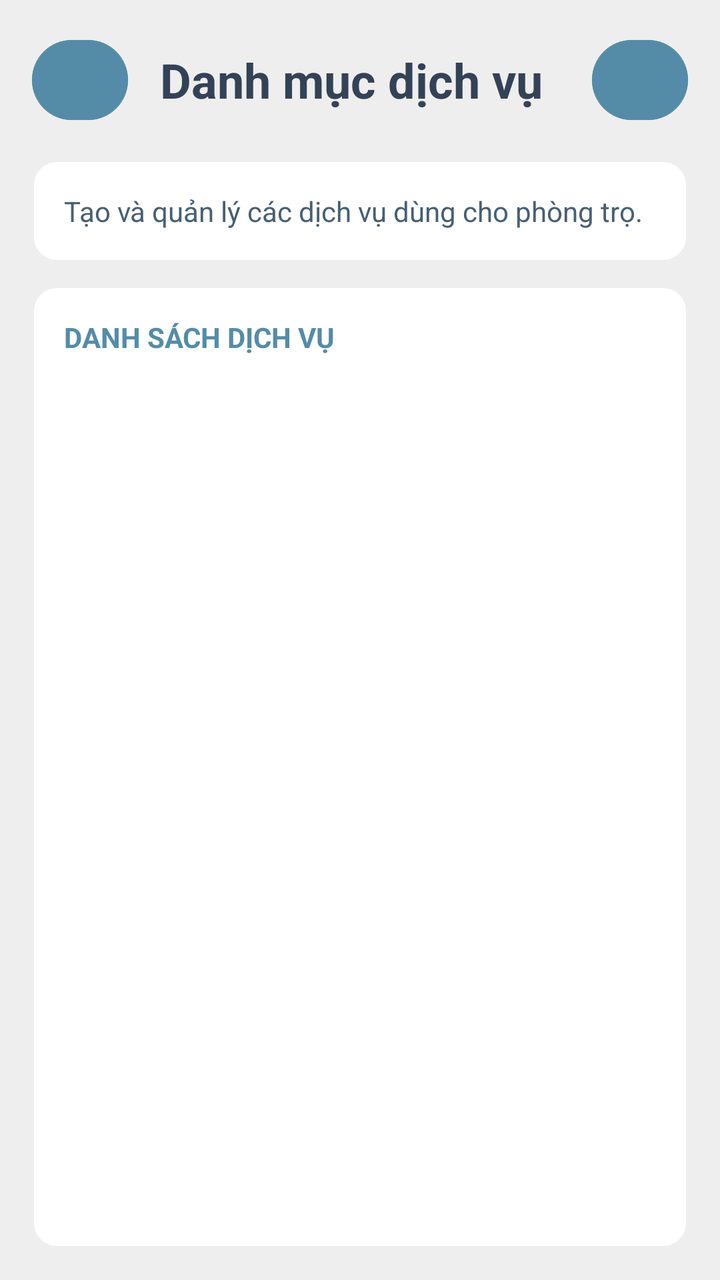
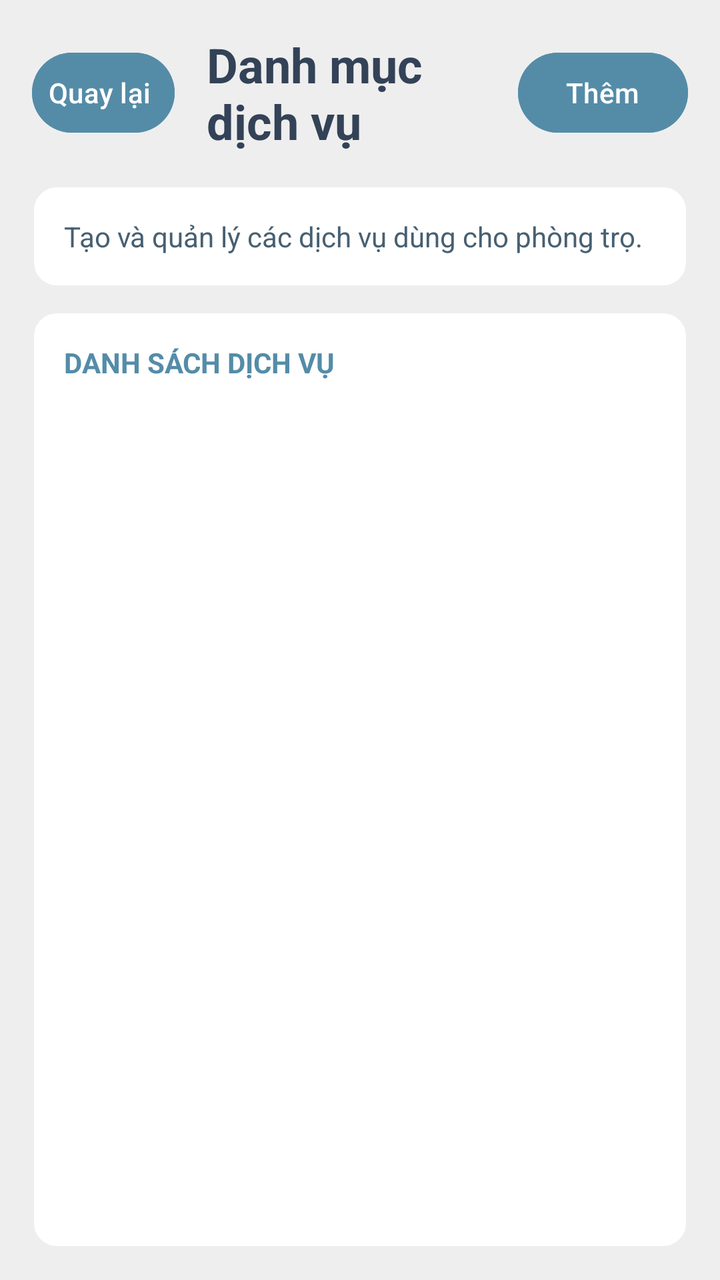

Compare the two renders of this Android layout. The source of the first and the diff that turns it into the second are given below.
<!-- AndroidManifest.xml: application theme Theme.Rentaly_Management -->
<!-- res/layout/fragment_service_catalog.xml -->
<?xml version="1.0" encoding="utf-8"?>
<LinearLayout xmlns:android="http://schemas.android.com/apk/res/android" android:layout_width="match_parent" android:layout_height="match_parent" android:orientation="vertical" android:padding="16dp" android:background="@color/background">
    <LinearLayout android:layout_width="match_parent" android:layout_height="wrap_content" android:gravity="center_vertical">
        <Button android:id="@+id/service_catalog_back" android:layout_width="48dp" android:layout_height="48dp" android:backgroundTint="@color/primary" android:contentDescription="Quay lại" android:drawableStart="@drawable/back_icon" android:gravity="center" android:minWidth="0dp" android:minHeight="0dp" android:padding="8dp" android:stateListAnimator="@null" android:text="" />
        <TextView android:layout_width="0dp" android:layout_height="wrap_content" android:layout_weight="1" android:layout_marginStart="16dp" android:text="Danh mục dịch vụ" android:textColor="@color/dark_navy" android:textSize="24sp" android:textStyle="bold" />
        <Button android:id="@+id/service_add" android:layout_width="48dp" android:layout_height="48dp" android:backgroundTint="@color/primary" android:contentDescription="Thêm dịch vụ" android:minWidth="0dp" android:minHeight="0dp" android:text="+" android:textColor="@color/white" android:textSize="20sp" />
    </LinearLayout>
    <TextView android:layout_width="match_parent" android:layout_height="wrap_content" android:layout_marginTop="16dp" android:background="@drawable/user_detail_card" android:padding="16dp" android:text="Tạo và quản lý các dịch vụ dùng cho phòng trọ." android:textColor="@color/secondary" android:textSize="14sp" />
    <LinearLayout android:layout_width="match_parent" android:layout_height="0dp" android:layout_weight="1" android:layout_marginTop="12dp" android:background="@drawable/user_detail_card" android:orientation="vertical" android:padding="16dp">
        <TextView android:layout_width="match_parent" android:layout_height="wrap_content" android:text="DANH SÁCH DỊCH VỤ" android:textColor="@color/primary" android:textSize="14sp" android:textStyle="bold" />
        <ProgressBar android:id="@+id/service_loading" android:layout_width="wrap_content" android:layout_height="wrap_content" android:layout_gravity="center" android:layout_marginTop="16dp" android:visibility="gone" />
        <TextView android:id="@+id/service_empty" android:layout_width="match_parent" android:layout_height="wrap_content" android:layout_marginTop="24dp" android:gravity="center" android:text="Chưa có dịch vụ. Nhấn + để thêm dịch vụ." android:textColor="@color/secondary" android:visibility="gone" />
        <ListView android:id="@+id/service_list" android:layout_width="match_parent" android:layout_height="0dp" android:layout_weight="1" android:layout_marginTop="12dp" android:divider="@color/background" android:dividerHeight="8dp" android:footerDividersEnabled="false" android:headerDividersEnabled="false" />
    </LinearLayout>
</LinearLayout>
<!-- resources referenced by this layout -->
<resources>
  <color name="background">#EEEEEE</color>
  <color name="dark_navy">#334257</color>
  <color name="primary">#548CA8</color>
  <color name="secondary">#476072</color>
  <color name="white">#FFFFFFFF</color>
  <!-- drawable back_icon (drawable) -->
  <vector xmlns:android="http://schemas.android.com/apk/res/android"
      android:width="24dp"
      android:height="24dp"
      android:viewportWidth="960"
      android:viewportHeight="960">
    <path
        android:pathData="m313,520 l224,224 -57,56 -320,-320 320,-320 57,56 -224,224h487v80L313,520Z"
        android:fillColor="#EEEEEE"/>
  </vector>
  <!-- drawable user_detail_card (drawable) -->
  <?xml version="1.0" encoding="utf-8"?>
  <shape xmlns:android="http://schemas.android.com/apk/res/android" android:shape="rectangle">
      <solid android:color="@color/white" />
      <corners android:radius="12dp" />
      <stroke android:width="1dp" android:color="@color/background" />
  </shape>
  <style name="Theme.Rentaly_Management" parent="Base.Theme.Rentaly_Management" />
  <style name="Base.Theme.Rentaly_Management" parent="Theme.Material3.DayNight.NoActionBar">
          
          
      </style>
</resources>

<!-- the commit's change to res/layout/fragment_service_catalog.xml (unified diff, before → after) -->
@@ -1,9 +1,9 @@
 <?xml version="1.0" encoding="utf-8"?>
 <LinearLayout xmlns:android="http://schemas.android.com/apk/res/android" android:layout_width="match_parent" android:layout_height="match_parent" android:orientation="vertical" android:padding="16dp" android:background="@color/background">
     <LinearLayout android:layout_width="match_parent" android:layout_height="wrap_content" android:gravity="center_vertical">
-        <Button android:id="@+id/service_catalog_back" android:layout_width="48dp" android:layout_height="48dp" android:backgroundTint="@color/primary" android:contentDescription="Quay lại" android:drawableStart="@drawable/back_icon" android:gravity="center" android:minWidth="0dp" android:minHeight="0dp" android:padding="8dp" android:stateListAnimator="@null" android:text="" />
+        <Button android:id="@+id/service_catalog_back" android:layout_width="wrap_content" android:layout_height="48dp" android:backgroundTint="@color/primary" android:contentDescription="Quay lại" android:drawableStart="@drawable/back_icon" android:gravity="center" android:minWidth="48dp" android:minHeight="48dp" android:paddingStart="8dp" android:paddingEnd="12dp" android:stateListAnimator="@null" android:text="Quay lại" />
         <TextView android:layout_width="0dp" android:layout_height="wrap_content" android:layout_weight="1" android:layout_marginStart="16dp" android:text="Danh mục dịch vụ" android:textColor="@color/dark_navy" android:textSize="24sp" android:textStyle="bold" />
-        <Button android:id="@+id/service_add" android:layout_width="48dp" android:layout_height="48dp" android:backgroundTint="@color/primary" android:contentDescription="Thêm dịch vụ" android:minWidth="0dp" android:minHeight="0dp" android:text="+" android:textColor="@color/white" android:textSize="20sp" />
+        <Button android:id="@+id/service_add" android:layout_width="wrap_content" android:layout_height="48dp" android:backgroundTint="@color/primary" android:contentDescription="Thêm dịch vụ" android:minWidth="48dp" android:minHeight="48dp" android:text="Thêm" android:textColor="@color/white" />
     </LinearLayout>
     <TextView android:layout_width="match_parent" android:layout_height="wrap_content" android:layout_marginTop="16dp" android:background="@drawable/user_detail_card" android:padding="16dp" android:text="Tạo và quản lý các dịch vụ dùng cho phòng trọ." android:textColor="@color/secondary" android:textSize="14sp" />
     <LinearLayout android:layout_width="match_parent" android:layout_height="0dp" android:layout_weight="1" android:layout_marginTop="12dp" android:background="@drawable/user_detail_card" android:orientation="vertical" android:padding="16dp">
